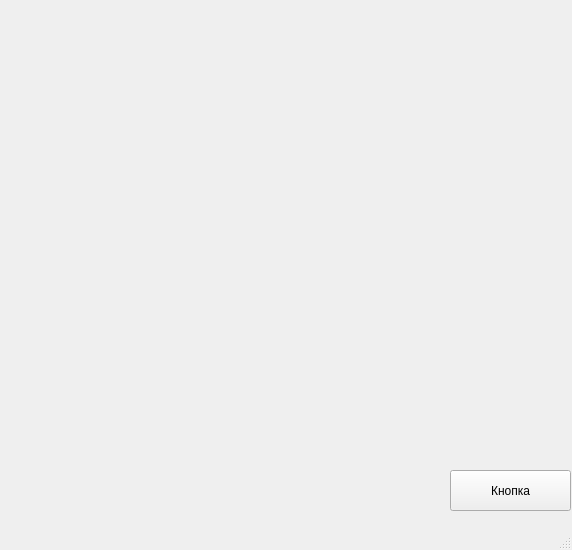
Above: untitled.ui from savage-lof/3-task before the change. Below: the same form after it.
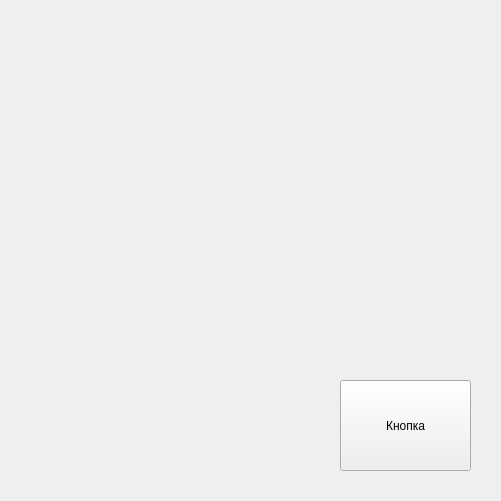
That is the form after the change.

Commit message: dont see button

Diff of the .ui file:
```diff
--- a/untitled.ui
+++ b/untitled.ui
@@ -1,44 +1,31 @@
 <?xml version="1.0" encoding="UTF-8"?>
 <ui version="4.0">
- <class>MainWindow</class>
- <widget class="QMainWindow" name="MainWindow">
+ <class>Form</class>
+ <widget class="QWidget" name="Form">
   <property name="geometry">
    <rect>
     <x>0</x>
     <y>0</y>
-    <width>572</width>
-    <height>550</height>
+    <width>501</width>
+    <height>501</height>
    </rect>
   </property>
   <property name="windowTitle">
    <string>MainWindow</string>
   </property>
-  <widget class="QWidget" name="centralwidget">
    <widget class="QPushButton" name="pushButton">
     <property name="geometry">
      <rect>
-      <x>450</x>
-      <y>470</y>
-      <width>121</width>
-      <height>41</height>
+     <x>340</x>
+     <y>380</y>
+     <width>131</width>
+     <height>91</height>
      </rect>
     </property>
     <property name="text">
      <string>Кнопка</string>
     </property>
    </widget>
-  </widget>
-  <widget class="QMenuBar" name="menubar">
-   <property name="geometry">
-    <rect>
-     <x>0</x>
-     <y>0</y>
-     <width>572</width>
-     <height>21</height>
-    </rect>
-   </property>
-  </widget>
-  <widget class="QStatusBar" name="statusbar"/>
  </widget>
  <resources/>
  <connections/>
```
Left out of the diff: 2 changed lines with no effect on the pictures. Lines whose indentation alone changed are shown as unchanged. The commit also changes 1 other file.
